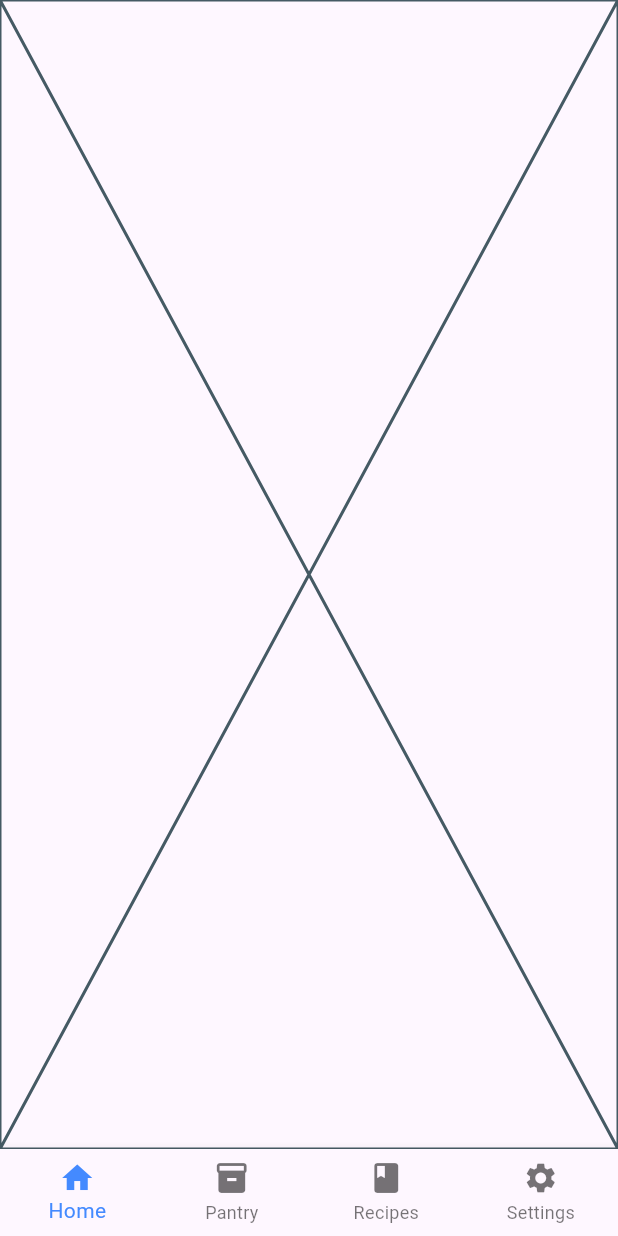
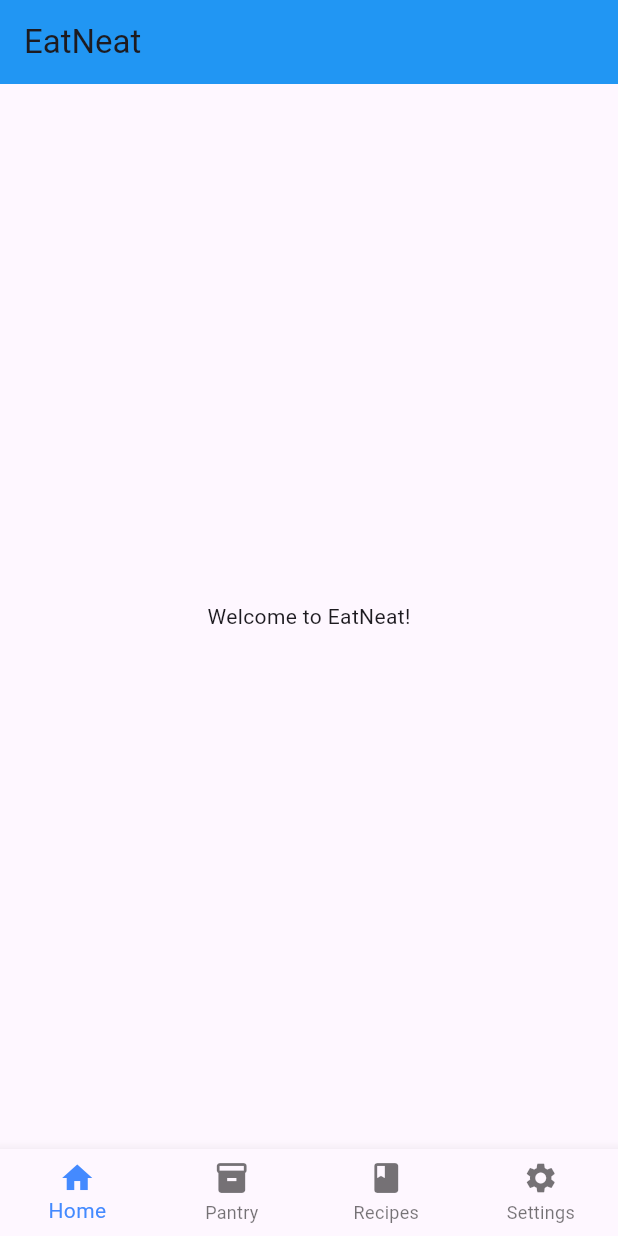
Before and after one commit to Oscaross/eatneat, a Flutter app: the screen it shows after launch, on a phone screen of 412 x 824 dp. Run offline on Flutter 3.47's test engine with Material 3 defaults, Android fonts, the phone set to English and light mode, and no system bars; our stand-ins replace flutter_speed_dial, flutter_spinbox, vibration; missing offline and left inert: flutter_barcode_scanner, openfoodfacts.

Commit message:
Add home page to navigation and improve file structure

```diff
--- a/lib/main.dart
+++ b/lib/main.dart
@@ -1,4 +1,5 @@
 import 'package:flutter/material.dart';
+import 'package:namer_app/pages/home/home_page.dart';
 import 'package:namer_app/pages/preferences_page.dart';
 import 'package:namer_app/providers/label_provider.dart';
 import 'package:namer_app/providers/theme_provider.dart';
@@ -55,7 +56,7 @@ class _MyHomePageState extends State<MyHomePage> {
     Widget page;
     switch (selectedIndex) {
       case 0:
-        page = Placeholder();
+        page = HomePage();
       case 1:
         page = PantryPage();
       case 2:
--- /dev/null
+++ b/lib/pages/home/home_page.dart
@@ -0,0 +1,22 @@
+import 'package:flutter/material.dart';
+import 'package:flutter/widgets.dart';
+
+class HomePage extends StatefulWidget {
+  @override
+  HomePageState createState() => HomePageState();
+}
+
+class HomePageState extends State<HomePage> {
+
+  @override
+  Widget build(BuildContext context) {
+    return Scaffold(
+      appBar: AppBar(
+        title: Text("EatNeat")
+      ),
+
+      body:
+        Center(child: Text("Welcome to EatNeat!")),
+    );
+  }
+}
--- a/lib/screens/pantry/edit_pantry_item.dart
+++ b/lib/pages/pantry/pantry_add/edit_pantry_item.dart
@@ -1,7 +1,7 @@
 import 'package:flutter/material.dart';
 import 'package:namer_app/models/pantry_item.dart';
 import 'package:provider/provider.dart';
-import '../../providers/pantry_provider.dart';
+import '../../../providers/pantry_provider.dart';
 
 class EditItemPage extends StatefulWidget {
   final PantryItem item;
--- a/lib/pages/pantry/pantry_card/pantry_item_card.dart
+++ b/lib/pages/pantry/pantry_card/pantry_item_card.dart
@@ -3,7 +3,7 @@ import 'package:namer_app/models/pantry_item.dart';
 import 'package:namer_app/pages/pantry/pantry_card/card_popup_dialog.dart';
 import 'package:namer_app/pages/pantry/pantry_card/pantry_item_more_info.dart';
 import 'package:namer_app/providers/pantry_provider.dart';
-import 'package:namer_app/screens/pantry/edit_pantry_item.dart';
+import 'package:namer_app/pages/pantry/pantry_add/edit_pantry_item.dart';
 import 'package:namer_app/util/shake.dart';
 
 class PantryItemCard extends StatelessWidget {
--- a/lib/pages/pantry/pantry_page.dart
+++ b/lib/pages/pantry/pantry_page.dart
@@ -6,7 +6,7 @@ import 'package:namer_app/pages/pantry/pantry_card/pantry_item_card.dart';
 import 'package:namer_app/pages/pantry/scanner/scan_failure_page.dart';
 import 'package:namer_app/providers/label_provider.dart';
 import 'package:namer_app/providers/pantry_provider.dart';
-import 'package:namer_app/screens/pantry/add_pantry_item.dart';
+import 'package:namer_app/pages/pantry/pantry_add/add_pantry_item.dart';
 import 'package:namer_app/util/debug.dart';
 import 'package:namer_app/util/exceptions/exception_barcode_not_found.dart';
 import 'package:namer_app/widgets/label_bar.dart';
--- a/lib/pages/pantry/scanner/scan_failure_page.dart
+++ b/lib/pages/pantry/scanner/scan_failure_page.dart
@@ -1,5 +1,5 @@
 import 'package:flutter/material.dart';
-import 'package:namer_app/screens/pantry/add_pantry_item.dart';
+import 'package:namer_app/pages/pantry/pantry_add/add_pantry_item.dart';
 
 // The page that is displayed when the user's scan fails
 class BarcodeScanFailurePage extends StatelessWidget {
--- a/lib/widgets/label_bar.dart
+++ b/lib/widgets/label_bar.dart
@@ -1,6 +1,6 @@
 import 'package:flutter/material.dart';
 import 'package:namer_app/providers/label_provider.dart';
-import 'package:namer_app/screens/pantry/add_pantry_label.dart';
+import 'package:namer_app/pages/label/add_pantry_label.dart';
 import 'package:namer_app/util/shake.dart';
 import 'package:provider/provider.dart';
 
```
Also changed, not shown: lib/pages/label/add_pantry_label.dart (renamed from lib/screens/pantry/add_pantry_label.dart), lib/pages/pantry/pantry_add/add_pantry_item.dart (renamed from lib/screens/pantry/add_pantry_item.dart).
